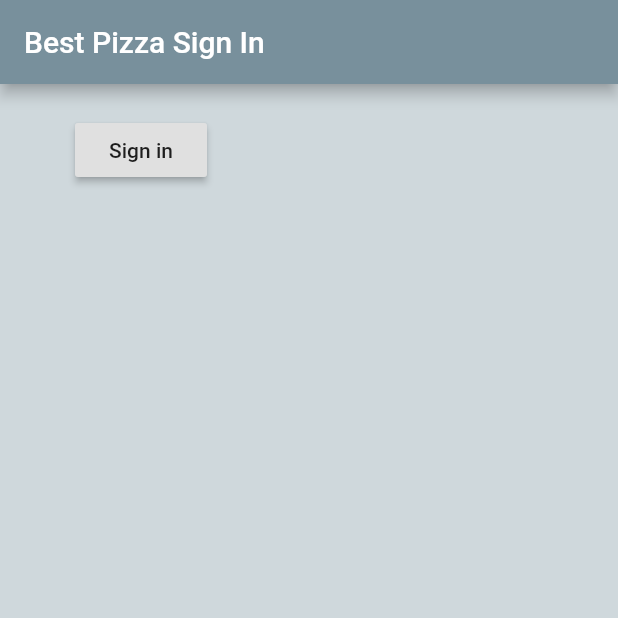
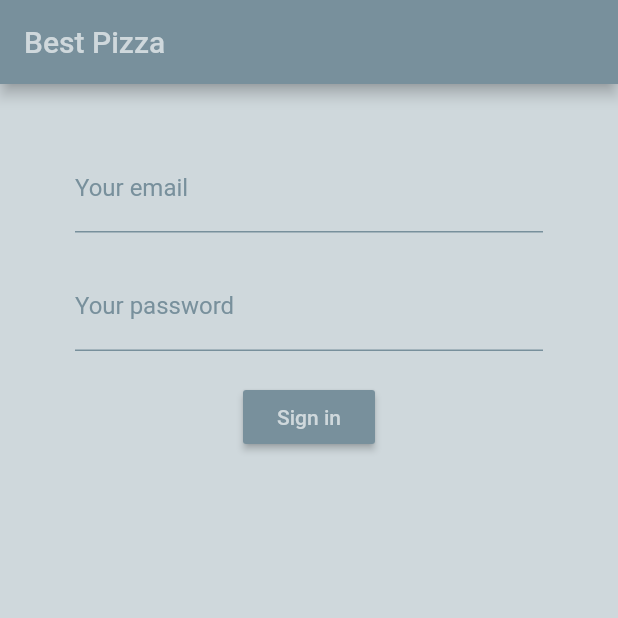
Before and after one commit to arvisIljins/best_pizza-Firebase_Flutter, a Flutter app: the screen it shows after launch, after a tap on "Sign in", on a phone screen of 412 x 824 dp, the top half of it. Run offline on Flutter 3.47's test engine with Material 2 defaults, Android fonts, the phone set to English and light mode, and no system bars; our stand-ins replace firebase_auth; accounts and stored records are empty.

Commit message:
Create login form (styles)

```diff
--- a/lib/main.dart
+++ b/lib/main.dart
@@ -16,6 +16,7 @@ class MyApp extends StatelessWidget {
     return StreamProvider<User>.value(
       value: AuthService().user,
       child: MaterialApp(
+        debugShowCheckedModeBanner: false,
         home: Wrapper(),
       ),
     );
--- a/lib/screens/authenticate/sign_in.dart
+++ b/lib/screens/authenticate/sign_in.dart
@@ -16,23 +16,81 @@ class _SignInState extends State<SignIn> {
       backgroundColor: Colors.blueGrey[100],
       appBar: AppBar(
         backgroundColor: Colors.blueGrey[400],
-        title: Text('Best Pizza Sign In'),
+        title: Text('Best Pizza',
+            style: TextStyle(
+              color: Colors.blueGrey[100],
+            )),
       ),
       body: Container(
-        padding: EdgeInsets.symmetric(horizontal: 50, vertical: 20),
-        child: RaisedButton(
-          child: Text('Sign in'),
-          onPressed: () async {
-            dynamic result = await _auth.signInAnon();
-            if (result == null) {
-              print('error signing in');
-            } else {
-              print('signed in');
-              print('id: ${result.uid}');
-            }
-          },
-        ),
-      ),
+          padding: EdgeInsets.symmetric(horizontal: 50, vertical: 20),
+          child: Form(
+            child: Column(
+              children: [
+                SizedBox(
+                  height: 20,
+                ),
+                TextFormField(
+                  cursorColor: Colors.blueGrey[400],
+                  decoration: InputDecoration(
+                    labelText: 'Your email',
+                    labelStyle: TextStyle(
+                      color: Colors.blueGrey[400],
+                    ),
+                    enabledBorder: UnderlineInputBorder(
+                      borderSide: BorderSide(color: Colors.blueGrey[400]),
+                    ),
+                    focusedBorder: UnderlineInputBorder(
+                      borderSide: BorderSide(
+                        color: Colors.blueGrey[400],
+                        width: 2,
+                      ),
+                    ),
+                    border: UnderlineInputBorder(
+                      borderSide: BorderSide(color: Colors.blueGrey[400]),
+                    ),
+                  ),
+                  onChanged: (val) {},
+                ),
+                SizedBox(
+                  height: 20,
+                ),
+                TextFormField(
+                  cursorColor: Colors.blueGrey[400],
+                  decoration: InputDecoration(
+                    labelText: 'Your password',
+                    labelStyle: TextStyle(
+                      color: Colors.blueGrey[400],
+                    ),
+                    enabledBorder: UnderlineInputBorder(
+                      borderSide: BorderSide(color: Colors.blueGrey[400]),
+                    ),
+                    focusedBorder: UnderlineInputBorder(
+                      borderSide: BorderSide(
+                        color: Colors.blueGrey[400],
+                        width: 2,
+                      ),
+                    ),
+                    border: UnderlineInputBorder(
+                      borderSide: BorderSide(color: Colors.blueGrey[400]),
+                    ),
+                  ),
+                  obscureText: true,
+                  onChanged: (val) {},
+                ),
+                SizedBox(
+                  height: 20,
+                ),
+                RaisedButton(
+                  color: Colors.blueGrey[400],
+                  child: Text('Sign in',
+                      style: TextStyle(
+                        color: Colors.blueGrey[100],
+                      )),
+                  onPressed: () async {},
+                ),
+              ],
+            ),
+          )),
     );
   }
 }
--- a/lib/screens/home/home.dart
+++ b/lib/screens/home/home.dart
@@ -1,5 +1,4 @@
 import 'package:firbase_example/services/auth.dart';
-import 'package:flutter/material.dart';
 import 'package:flutter/material.dart';
 
 class Home extends StatelessWidget {
@@ -12,6 +11,9 @@ class Home extends StatelessWidget {
         backgroundColor: Colors.blueGrey[400],
         title: Text(
           'Best Pizza',
+          style: TextStyle(
+            color: Colors.blueGrey[100],
+          ),
         ),
         actions: [
           FlatButton.icon(
@@ -19,8 +21,16 @@ class Home extends StatelessWidget {
               await _auth.signOut();
               print('Loged out');
             },
-            label: Text('Logout'),
-            icon: Icon(Icons.login),
+            label: Text(
+              'Logout',
+              style: TextStyle(
+                color: Colors.blueGrey[100],
+              ),
+            ),
+            icon: Icon(
+              Icons.login,
+              color: Colors.blueGrey[100],
+            ),
           ),
         ],
       ),
```
